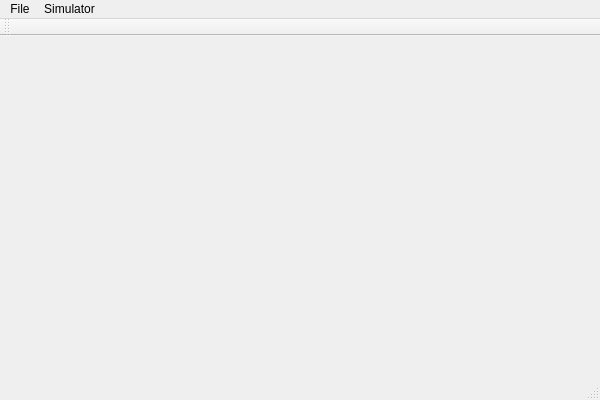
The window that libgui/mainwindow.ui (Marzelpan/WSim) describes before a commit, drawn with Qt 5.
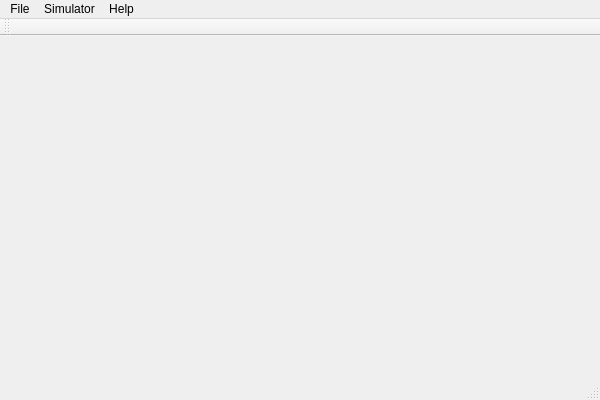
The same window after the commit. Icons and pictures are not drawn.

Commit message: Gui: Use another QImage construction, avoid setPixel. Remove some unneccessary condition checks. Add theme icons to menu

```diff
--- a/libgui/mainwindow.ui
+++ b/libgui/mainwindow.ui
@@ -20,7 +20,7 @@
      <x>0</x>
      <y>0</y>
      <width>600</width>
-     <height>25</height>
+     <height>20</height>
     </rect>
    </property>
    <widget class="QMenu" name="menuFile">
@@ -36,8 +36,15 @@
     <addaction name="action_Re_Start"/>
     <addaction name="actionStop"/>
    </widget>
+   <widget class="QMenu" name="menuHelp">
+    <property name="title">
+     <string>Help</string>
+    </property>
+    <addaction name="actionAbout"/>
+   </widget>
    <addaction name="menuFile"/>
    <addaction name="menuSimulator"/>
+   <addaction name="menuHelp"/>
   </widget>
   <widget class="QToolBar" name="mainToolBar">
    <property name="movable">
```
Left out of the diff: 17 changed lines with no effect on the pictures. The commit also changes 4 other files.
